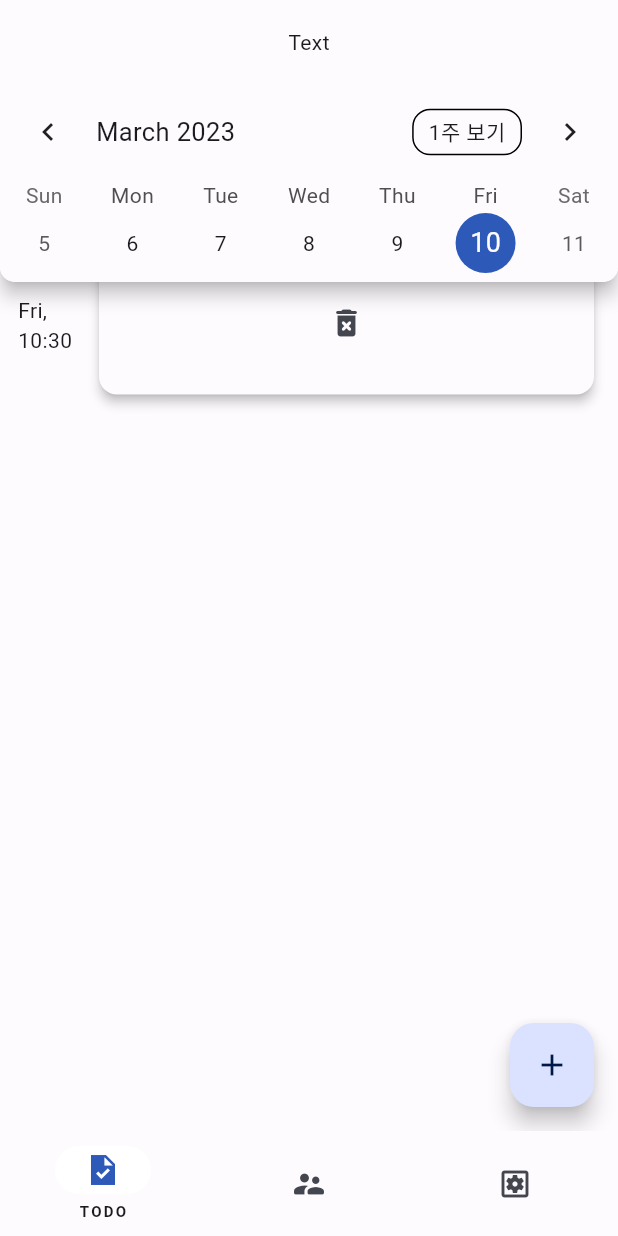
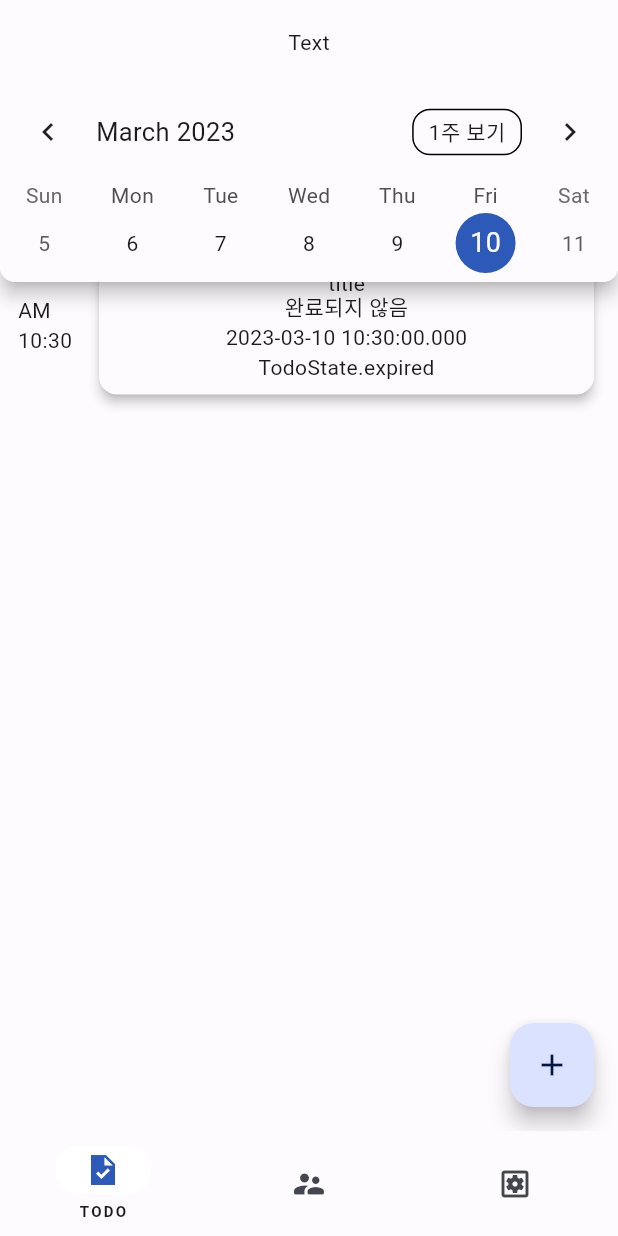
Before and after one commit to rjxwjfl/flutter_project, a Flutter app: the screen it shows after launch, after a tap on "새 일정 추가하기", on a phone screen of 412 x 824 dp. Run offline on Flutter 3.47's test engine with Material 2 defaults, Android fonts, the phone set to English and light mode, and no system bars; drawn by our look-alikes of table_calendar; our stand-ins replace flutter_riverpod, sqflite; missing offline and left inert: workmanager; accounts and stored records are empty.

Commit message:
bloc auto sql replace

```diff
--- a/lib/bloc/bloc.dart
+++ b/lib/bloc/bloc.dart
@@ -14,7 +14,7 @@ class Bloc {
   get todoListStream => _todoController.stream;
   get dailyStream => _dailyController.stream;
 
-  set today(DateTime date){
+  set today(DateTime date) {
     _today = date;
     getTodoList();
   }
@@ -26,6 +26,7 @@ class Bloc {
 
   Bloc(this._sqlDao) {
     _today = DateTime.now();
+    checkExpire();
     getTodoList();
   }
 
@@ -34,9 +35,11 @@ class Bloc {
     _todoController.sink.add(todoList);
 
     int startOfDay =
-        DateTime(_today.year, _today.month, _today.day, 0, 0, 0, 000).millisecondsSinceEpoch;
+        DateTime(_today.year, _today.month, _today.day, 0, 0, 0, 000)
+            .millisecondsSinceEpoch;
     int endOfDay =
-        DateTime(_today.year, _today.month, _today.day, 23, 59, 59, 999).millisecondsSinceEpoch;
+        DateTime(_today.year, _today.month, _today.day, 23, 59, 59, 999)
+            .millisecondsSinceEpoch;
 
     List<SqlModel> dailyList = todoList.where((todo) {
       int startOn = todo.startOn.millisecondsSinceEpoch;
@@ -52,7 +55,6 @@ class Bloc {
 
   deleteTodo(int id) async {
     await _sqlDao.deleteDB(id);
-    print("row : $id was deleted.");
     getTodoList();
   }
 
@@ -60,4 +62,12 @@ class Bloc {
     await _sqlDao.updateDB(todo);
     getTodoList();
   }
+
+  checkExpire() async {
+    Timer.periodic(const Duration(seconds: 10), (timer) async {
+      if (await _sqlDao.checkExpire()) {
+        getTodoList();
+      }
+    });
+  }
 }
--- a/lib/bloc/model/sql_model.dart
+++ b/lib/bloc/model/sql_model.dart
@@ -1,13 +1,13 @@
 class SqlModel {
-  final int? id;
-  final String title;
-  final String content;
-  final String author;
-  final TodoState state;
-  final DateTime createAt;
-  final DateTime startOn;
-  final DateTime expireOn;
-  final DateTime? completeAt;
+  int? id;
+  String title;
+  String content;
+  String author;
+  TodoState state;
+  DateTime createAt;
+  DateTime startOn;
+  DateTime expireOn;
+  DateTime? completeAt;
 
   SqlModel(
       {this.id,
--- a/lib/bloc/sql_dao.dart
+++ b/lib/bloc/sql_dao.dart
@@ -19,12 +19,34 @@ class SqlDao {
 
   Future<void> updateDB(SqlModel todo) async {
     final db = await sqlData.database;
-    await db.update(sqlTable, todo.toMap(),
-        where: 'id = ?', whereArgs: [todo.id]);
+    await db
+        .update(sqlTable, todo.toMap(), where: 'id = ?', whereArgs: [todo.id]);
   }
 
   Future<void> deleteDB(int no) async {
     final db = await sqlData.database;
     await db.delete('database', where: 'id = ?', whereArgs: [no]);
   }
+
+
+// add schedule reminders to expire in notification bar
+
+
+  Future<bool> checkExpire() async {
+    bool isUpdate = false;
+    final db = await sqlData.database;
+    final currentTime = DateTime.now();
+    var toDo = await db.query(sqlTable);
+    List<SqlModel> todoList =
+        toDo.isNotEmpty ? toDo.map((e) => SqlModel.fromMap(e)).toList() : [];
+    for (SqlModel todo in todoList) {
+      if (currentTime.isAfter(todo.expireOn) && todo.state.index != 3) {
+        todo.state = TodoState.expired;
+        await updateDB(todo);
+        isUpdate = true;
+      }
+    }
+    print(isUpdate? "expired data changed.":"check progress...");
+    return isUpdate;
+  }
 }
--- a/lib/main.dart
+++ b/lib/main.dart
@@ -1,10 +1,13 @@
 import 'package:flutter/material.dart';
 import 'package:flutter/services.dart';
+
 import 'package:flutter_dowith/navi_home.dart';
 import 'package:flutter_dowith/theme/theme_provider.dart';
 import 'package:flutter_riverpod/flutter_riverpod.dart';
 
+
 final themeProv = ChangeNotifierProvider((ref) => ThemeProvider());
+
 
 Future<void> main() async {
   WidgetsFlutterBinding.ensureInitialized();
--- a/lib/view/settings/settings_main.dart
+++ b/lib/view/settings/settings_main.dart
@@ -61,9 +61,9 @@ class SettingsMain extends StatelessWidget {
                   child: Column(
                     children: [
                       ItemCard(title: "색상 설정", callback: () {}),
-                      const Divider(height: 1),
+
                       const AnimatedCard(),
-                      const Divider(height: 1),
+
                       ItemSwitcher(
                           title: "다크모드 설정",
                           callback: (value) {
--- a/lib/view/todo/model/todo_list_view.dart
+++ b/lib/view/todo/model/todo_list_view.dart
@@ -18,6 +18,9 @@ class _TodoListViewState extends State<TodoListView> {
   double offsetX = 0.0;
   bool _isDraggable = false;
 
+  String formatter(DateTime date){
+    return DateFormat("hh:mm a, EEE").format(date);
+  }
 
   @override
   Widget build(BuildContext context) {
@@ -27,11 +30,14 @@ class _TodoListViewState extends State<TodoListView> {
         children: [
           SizedBox(
               width: 50,
-              child: Text(DateFormat("EEE, hh:mm").format(widget.data.startOn))),
+              child:
+                  Text(DateFormat("a hh:mm").format(widget.data.startOn))),
           Expanded(
             child: SizedBox(
               height: 100,
-              width: MediaQuery.of(context).size.width > 318? 318: MediaQuery.of(context).size.width,
+              width: MediaQuery.of(context).size.width > 318
+                  ? 318
+                  : MediaQuery.of(context).size.width,
               child: GestureDetector(
                 onLongPress: () {
                   SnackBar snackBar = const SnackBar(
@@ -58,7 +64,7 @@ class _TodoListViewState extends State<TodoListView> {
                   }
                 },
                 onLongPressUp: () {
-                  if (_isDraggable && offsetX > 300.0) {
+                  if (_isDraggable && offsetX > 200.0) {
                     widget.bloc.deleteTodo(widget.data.id!);
                   }
                   setState(() {
@@ -73,22 +79,24 @@ class _TodoListViewState extends State<TodoListView> {
                   // *** If the last item is swiped, there is a problem that the afterimage of the letter remains. ***
                   offset: Offset(offsetX, 0),
                   child: Card(
-                    elevation:  offsetX == 0.0? 3.0 : 0.0,
-                    child: Column(
-                      children: [
-                        Row(
-                          mainAxisAlignment: MainAxisAlignment.spaceEvenly,
-                          children: [
-                            Text("${widget.data.id}"),
-                            Text(widget.data.title)
-                          ],
-                        ),
-                        IconButton(
-                            onPressed: () {
-                              widget.bloc.deleteTodo(widget.data.id!);
-                            },
-                            icon: const Icon(Icons.delete_forever_rounded))
-                      ],
+                    elevation: offsetX == 0.0 ? 3.0 : 0.0,
+                    child: Padding(
+                      padding: const EdgeInsets.fromLTRB(12, 8, 12, 8),
+                      child: Column(
+                        children: [
+                          Expanded(
+                            child: Row(
+                              mainAxisAlignment: MainAxisAlignment.spaceEvenly,
+                              children: [Text(widget.data.title)],
+                            ),
+                          ),
+                          widget.data.completeAt == null
+                              ? const Text("완료되지 않음")
+                              : Text("${widget.data.completeAt}"),
+                          Text("${widget.data.expireOn}"),
+                          Text("${widget.data.state}")
+                        ],
+                      ),
                     ),
                   ),
                 ),
--- a/lib/view/todo/todo_main.dart
+++ b/lib/view/todo/todo_main.dart
@@ -1,5 +1,10 @@
+import 'dart:async';
+import 'dart:isolate';
+
 import 'package:flutter/material.dart';
+import 'package:workmanager/workmanager.dart';
 import 'package:flutter_dowith/bloc/bloc.dart';
+
 import 'package:flutter_dowith/bloc/sql_dao.dart';
 import 'package:flutter_dowith/bloc/model/sql_model.dart';
 import 'package:flutter_dowith/view/todo/model/todo_list_view.dart';
@@ -106,9 +111,9 @@ class _TodoMainState extends State<TodoMain> {
                     onPressed: () {
                       addSql();
                     },
-                    child: const Row(
+                    child: Row(
                       mainAxisAlignment: MainAxisAlignment.center,
-                      children: [
+                      children: const [
                         Icon(Icons.note_add_rounded),
                         SizedBox(width: 10),
                         Text("새 일정 추가하기"),
--- a/pubspec.yaml
+++ b/pubspec.yaml
@@ -18,6 +18,7 @@ dependencies:
   shared_preferences: ^2.0.18
   sqflite: ^2.2.5
   table_calendar: ^3.0.9
+  workmanager: ^0.5.1
 
 dev_dependencies:
   flutter_lints: ^2.0.1
```
Also changed, not shown: pubspec.lock, 1 other file.
